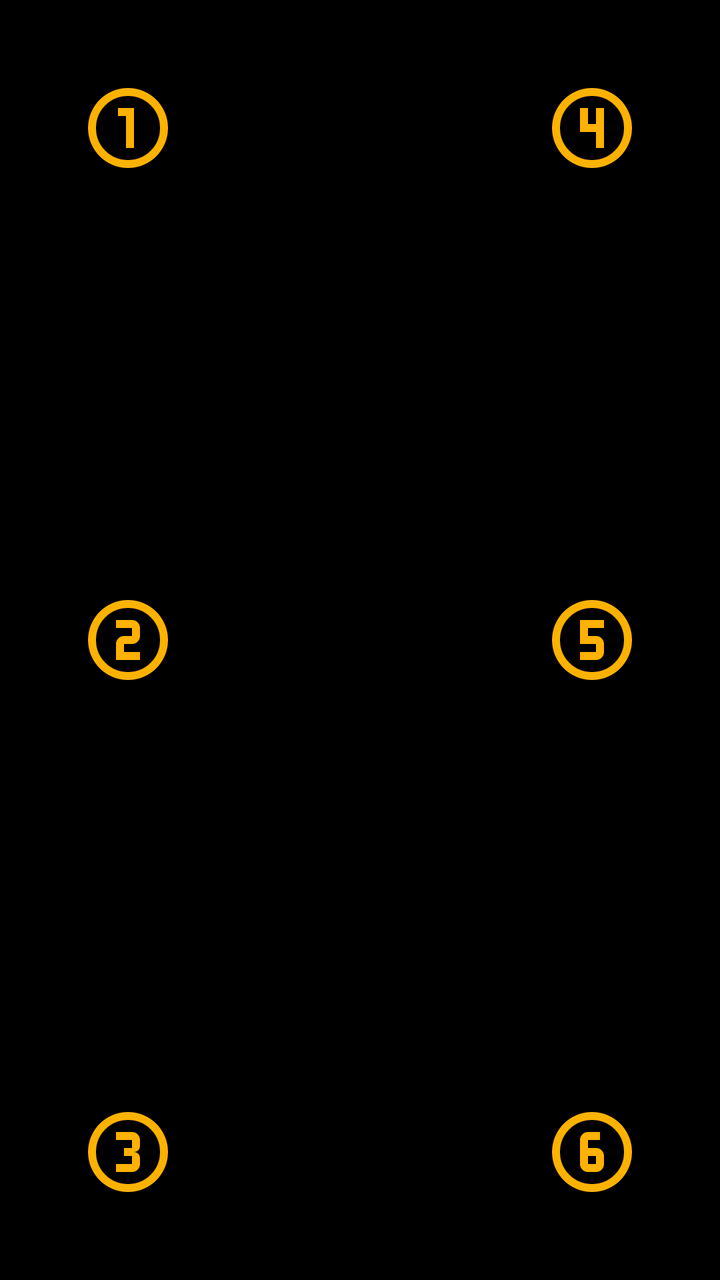
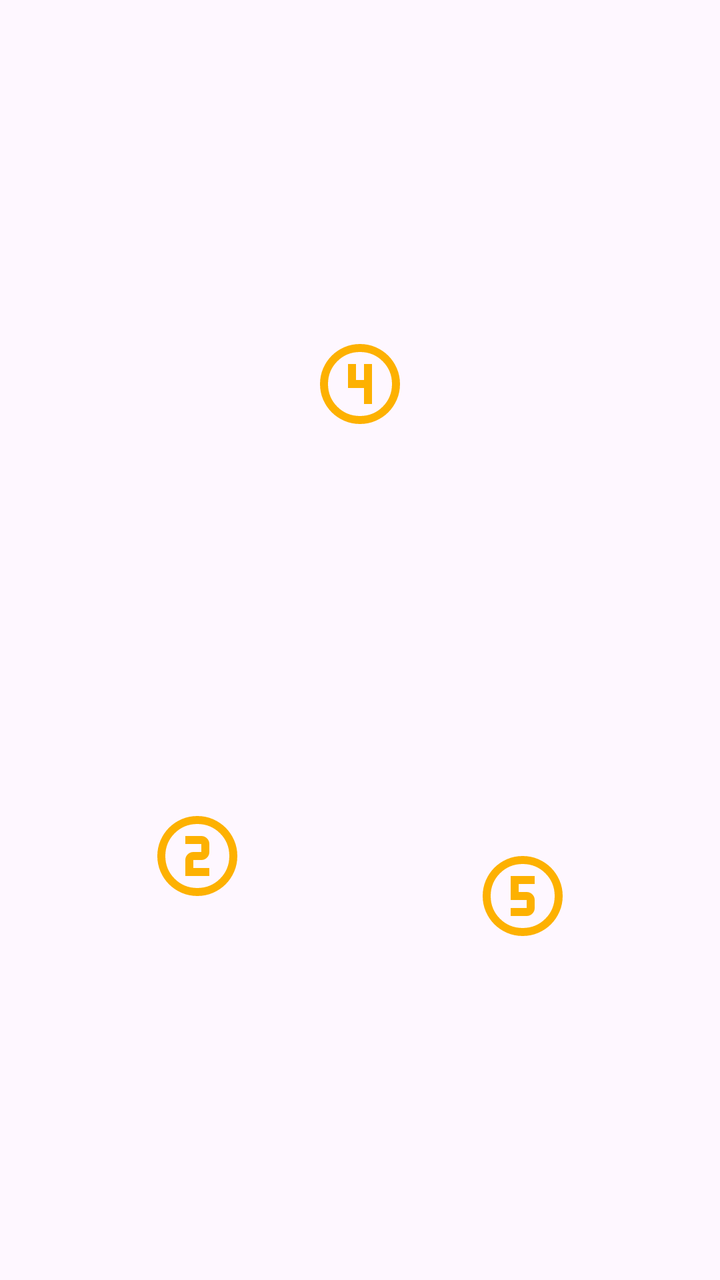

Screens rendered from an Android XML layout before and after an edit, with the pre-edit source and the edit as a unified diff.
<!-- AndroidManifest.xml: application theme Theme.Heroland -->
<!-- res/layout/layout_wood.xml -->
<?xml version="1.0" encoding="utf-8"?>
<FrameLayout xmlns:android="http://schemas.android.com/apk/res/android"
    android:layout_width="match_parent"
    android:layout_height="match_parent"
    android:layout_gravity="center_vertical"
    android:layout_marginStart="60dp"
    android:layout_marginTop="120dp"
    android:layout_marginEnd="60dp"
    android:background="@color/black"
    android:layout_marginBottom="120dp"
    android:id="@+id/layout_valley">
    

    <androidx.recyclerview.widget.RecyclerView
        android:id="@+id/rv_phases"
        android:layout_width="match_parent"
        android:layout_height="wrap_content"
        android:layout_gravity="top|start"
        android:elevation="1dp"
        android:visibility="gone" />

    <androidx.appcompat.widget.AppCompatImageView
        android:id="@+id/c1"
        style="@style/clearing"
        android:layout_gravity="top|start"
        android:background="@drawable/clearing_1" />

    <androidx.appcompat.widget.AppCompatImageView
        android:id="@+id/c4"
        style="@style/clearing"
        android:layout_gravity="top|end"
        android:background="@drawable/clearing_4" />

    <androidx.appcompat.widget.AppCompatImageView
        android:id="@+id/con1"
        style="@style/clearing"
        android:layout_width="match_parent"
        android:layout_gravity="top|center" />

    <androidx.appcompat.widget.AppCompatImageView
        android:id="@+id/c2"
        style="@style/clearing"
        android:layout_gravity="center|start"
        android:background="@drawable/clearing_2" />

    <androidx.appcompat.widget.AppCompatImageView
        android:id="@+id/c5"
        style="@style/clearing"
        android:layout_gravity="center|end"
        android:background="@drawable/clearing_5" />

    <androidx.appcompat.widget.AppCompatImageView
        android:id="@+id/con2"
        style="@style/clearing"
        android:layout_width="match_parent"
        android:layout_gravity="center|start" />

    <androidx.appcompat.widget.AppCompatImageView
        android:id="@+id/c3"
        style="@style/clearing"
        android:layout_gravity="bottom|start"
        android:background="@drawable/clearing_3" />

    <androidx.appcompat.widget.AppCompatImageView
        android:id="@+id/c6"
        style="@style/clearing"
        android:layout_gravity="bottom|end"
        android:background="@drawable/clearing_6" />

    <androidx.appcompat.widget.AppCompatImageView
        android:id="@+id/player"
        style="@style/clearing"
        android:layout_gravity="center|end"
        android:background="@drawable/img_amazon"
        android:visibility="gone" />

    <androidx.appcompat.widget.AppCompatImageView
        android:id="@+id/dwelling"
        style="@style/clearing"
        android:layout_gravity="center|end"
        android:background="@drawable/d_inn"
        android:visibility="gone" />

</FrameLayout>
<!-- resources referenced by this layout -->
<resources>
  <color name="black">#FF000000</color>
  <!-- drawable clearing_1 (drawable) -->
  <vector xmlns:android="http://schemas.android.com/apk/res/android" android:height="24dp" android:tint="#FDB101" android:viewportHeight="960" android:viewportWidth="960" android:width="24dp">
        
      <path android:fillColor="@android:color/white" android:pathData="M480,880Q397,880 324,848.5Q251,817 197,763Q143,709 111.5,636Q80,563 80,480Q80,397 111.5,324Q143,251 197,197Q251,143 324,111.5Q397,80 480,80Q563,80 636,111.5Q709,143 763,197Q817,251 848.5,324Q880,397 880,480Q880,563 848.5,636Q817,709 763,763Q709,817 636,848.5Q563,880 480,880ZM480,800Q614,800 707,707Q800,614 800,480Q800,346 707,253Q614,160 480,160Q346,160 253,253Q160,346 160,480Q160,614 253,707Q346,800 480,800ZM480,480Q480,480 480,480Q480,480 480,480Q480,480 480,480Q480,480 480,480Q480,480 480,480Q480,480 480,480Q480,480 480,480Q480,480 480,480ZM460,680L540,680L540,280L380,280L380,360L460,360L460,680Z"/>
      
  </vector>
  <!-- drawable clearing_3 (drawable) -->
  <vector xmlns:android="http://schemas.android.com/apk/res/android" android:height="24dp" android:tint="#FDB101" android:viewportHeight="960" android:viewportWidth="960" android:width="24dp">
        
      <path android:fillColor="@android:color/white" android:pathData="M480,880Q397,880 324,848.5Q251,817 197,763Q143,709 111.5,636Q80,563 80,480Q80,397 111.5,324Q143,251 197,197Q251,143 324,111.5Q397,80 480,80Q563,80 636,111.5Q709,143 763,197Q817,251 848.5,324Q880,397 880,480Q880,563 848.5,636Q817,709 763,763Q709,817 636,848.5Q563,880 480,880ZM480,800Q614,800 707,707Q800,614 800,480Q800,346 707,253Q614,160 480,160Q346,160 253,253Q160,346 160,480Q160,614 253,707Q346,800 480,800ZM480,480Q480,480 480,480Q480,480 480,480Q480,480 480,480Q480,480 480,480Q480,480 480,480Q480,480 480,480Q480,480 480,480Q480,480 480,480ZM360,680L520,680Q553,680 576.5,656.5Q600,633 600,600L600,540Q600,514 583,497Q566,480 540,480Q566,480 583,463Q600,446 600,420L600,360Q600,327 576.5,303.5Q553,280 520,280L360,280L360,360L520,360Q520,360 520,360Q520,360 520,360L520,440Q520,440 520,440Q520,440 520,440L440,440L440,520L520,520Q520,520 520,520Q520,520 520,520L520,600Q520,600 520,600Q520,600 520,600L360,600L360,680Z"/>
      
  </vector>
  <!-- drawable clearing_6 (drawable) -->
  <vector xmlns:android="http://schemas.android.com/apk/res/android" android:height="24dp" android:tint="#FDB101" android:viewportHeight="960" android:viewportWidth="960" android:width="24dp">
        
      <path android:fillColor="@android:color/white" android:pathData="M480,880Q397,880 324,848.5Q251,817 197,763Q143,709 111.5,636Q80,563 80,480Q80,397 111.5,324Q143,251 197,197Q251,143 324,111.5Q397,80 480,80Q563,80 636,111.5Q709,143 763,197Q817,251 848.5,324Q880,397 880,480Q880,563 848.5,636Q817,709 763,763Q709,817 636,848.5Q563,880 480,880ZM480,800Q614,800 707,707Q800,614 800,480Q800,346 707,253Q614,160 480,160Q346,160 253,253Q160,346 160,480Q160,614 253,707Q346,800 480,800ZM480,480Q480,480 480,480Q480,480 480,480Q480,480 480,480Q480,480 480,480Q480,480 480,480Q480,480 480,480Q480,480 480,480Q480,480 480,480ZM440,680L520,680Q553,680 576.5,656.5Q600,633 600,600L600,520Q600,487 576.5,463.5Q553,440 520,440L440,440L440,360Q440,360 440,360Q440,360 440,360L560,360L560,280L440,280Q407,280 383.5,303.5Q360,327 360,360L360,600Q360,633 383.5,656.5Q407,680 440,680ZM440,520L520,520Q520,520 520,520Q520,520 520,520L520,600Q520,600 520,600Q520,600 520,600L440,600Q440,600 440,600Q440,600 440,600L440,520Z"/>
      
  </vector>
  <!-- drawable d_inn: webp bitmap (drawable, 1364 bytes) -->
  <!-- drawable img_amazon: webp bitmap (drawable, 10188 bytes) -->
  <style name="Theme.Heroland" parent="Base.Theme.Heroland" />
  <string name="clearing">clearing</string>
  <color name="primary">#5F1B1A</color>
  <!-- unchanged entries left out for length: 5 -->
</resources>

<!-- the commit's change to res/layout/layout_wood.xml (unified diff, before → after) -->
@@ -1,84 +1,38 @@
 <?xml version="1.0" encoding="utf-8"?>
-<FrameLayout xmlns:android="http://schemas.android.com/apk/res/android"
+<androidx.constraintlayout.widget.ConstraintLayout xmlns:android="http://schemas.android.com/apk/res/android"
+    xmlns:app="http://schemas.android.com/apk/res-auto"
+    android:id="@+id/layout_valley"
     android:layout_width="match_parent"
     android:layout_height="match_parent"
-    android:layout_gravity="center_vertical"
-    android:layout_marginStart="60dp"
-    android:layout_marginTop="120dp"
-    android:layout_marginEnd="60dp"
-    android:background="@color/black"
-    android:layout_marginBottom="120dp"
-    android:id="@+id/layout_valley">
-    
-
-    <androidx.recyclerview.widget.RecyclerView
-        android:id="@+id/rv_phases"
-        android:layout_width="match_parent"
-        android:layout_height="wrap_content"
-        android:layout_gravity="top|start"
-        android:elevation="1dp"
-        android:visibility="gone" />
-
-    <androidx.appcompat.widget.AppCompatImageView
-        android:id="@+id/c1"
-        style="@style/clearing"
-        android:layout_gravity="top|start"
-        android:background="@drawable/clearing_1" />
+    android:background="@color/transparent">
 
     <androidx.appcompat.widget.AppCompatImageView
         android:id="@+id/c4"
         style="@style/clearing"
-        android:layout_gravity="top|end"
-        android:background="@drawable/clearing_4" />
-
-    <androidx.appcompat.widget.AppCompatImageView
-        android:id="@+id/con1"
-        style="@style/clearing"
-        android:layout_width="match_parent"
-        android:layout_gravity="top|center" />
+        android:background="@drawable/clearing_4"
+        app:layout_constraintBottom_toTopOf="@id/c5"
+        app:layout_constraintEnd_toEndOf="parent"
+        app:layout_constraintStart_toStartOf="parent"
+        app:layout_constraintTop_toTopOf="parent" />
 
     <androidx.appcompat.widget.AppCompatImageView
         android:id="@+id/c2"
         style="@style/clearing"
-        android:layout_gravity="center|start"
-        android:background="@drawable/clearing_2" />
+        android:background="@drawable/clearing_2"
+        app:layout_constraintBottom_toBottomOf="parent"
+        app:layout_constraintEnd_toStartOf="@id/c5"
+        app:layout_constraintStart_toStartOf="parent"
+        app:layout_constraintTop_toBottomOf="@id/c4" />
 
     <androidx.appcompat.widget.AppCompatImageView
         android:id="@+id/c5"
         style="@style/clearing"
         android:layout_gravity="center|end"
-        android:background="@drawable/clearing_5" />
+        android:background="@drawable/clearing_5"
+        app:layout_constraintBottom_toBottomOf="parent"
+        app:layout_constraintEnd_toEndOf="parent"
+        app:layout_constraintStart_toEndOf="@id/c2"
+        app:layout_constraintTop_toBottomOf="@id/c4" />
 
-    <androidx.appcompat.widget.AppCompatImageView
-        android:id="@+id/con2"
-        style="@style/clearing"
-        android:layout_width="match_parent"
-        android:layout_gravity="center|start" />
 
-    <androidx.appcompat.widget.AppCompatImageView
-        android:id="@+id/c3"
-        style="@style/clearing"
-        android:layout_gravity="bottom|start"
-        android:background="@drawable/clearing_3" />
-
-    <androidx.appcompat.widget.AppCompatImageView
-        android:id="@+id/c6"
-        style="@style/clearing"
-        android:layout_gravity="bottom|end"
-        android:background="@drawable/clearing_6" />
-
-    <androidx.appcompat.widget.AppCompatImageView
-        android:id="@+id/player"
-        style="@style/clearing"
-        android:layout_gravity="center|end"
-        android:background="@drawable/img_amazon"
-        android:visibility="gone" />
-
-    <androidx.appcompat.widget.AppCompatImageView
-        android:id="@+id/dwelling"
-        style="@style/clearing"
-        android:layout_gravity="center|end"
-        android:background="@drawable/d_inn"
-        android:visibility="gone" />
-
-</FrameLayout>
+</androidx.constraintlayout.widget.ConstraintLayout>
<!-- resource entries referenced after the edit -->
@@ -1,26 +1,6 @@
 <!-- resources referenced by this layout -->
 <resources>
-  <color name="black">#FF000000</color>
-  <!-- drawable clearing_1 (drawable) -->
-  <vector xmlns:android="http://schemas.android.com/apk/res/android" android:height="24dp" android:tint="#FDB101" android:viewportHeight="960" android:viewportWidth="960" android:width="24dp">
-        
-      <path android:fillColor="@android:color/white" android:pathData="M480,880Q397,880 324,848.5Q251,817 197,763Q143,709 111.5,636Q80,563 80,480Q80,397 111.5,324Q143,251 197,197Q251,143 324,111.5Q397,80 480,80Q563,80 636,111.5Q709,143 763,197Q817,251 848.5,324Q880,397 880,480Q880,563 848.5,636Q817,709 763,763Q709,817 636,848.5Q563,880 480,880ZM480,800Q614,800 707,707Q800,614 800,480Q800,346 707,253Q614,160 480,160Q346,160 253,253Q160,346 160,480Q160,614 253,707Q346,800 480,800ZM480,480Q480,480 480,480Q480,480 480,480Q480,480 480,480Q480,480 480,480Q480,480 480,480Q480,480 480,480Q480,480 480,480Q480,480 480,480ZM460,680L540,680L540,280L380,280L380,360L460,360L460,680Z"/>
-      
-  </vector>
-  <!-- drawable clearing_3 (drawable) -->
-  <vector xmlns:android="http://schemas.android.com/apk/res/android" android:height="24dp" android:tint="#FDB101" android:viewportHeight="960" android:viewportWidth="960" android:width="24dp">
-        
-      <path android:fillColor="@android:color/white" android:pathData="M480,880Q397,880 324,848.5Q251,817 197,763Q143,709 111.5,636Q80,563 80,480Q80,397 111.5,324Q143,251 197,197Q251,143 324,111.5Q397,80 480,80Q563,80 636,111.5Q709,143 763,197Q817,251 848.5,324Q880,397 880,480Q880,563 848.5,636Q817,709 763,763Q709,817 636,848.5Q563,880 480,880ZM480,800Q614,800 707,707Q800,614 800,480Q800,346 707,253Q614,160 480,160Q346,160 253,253Q160,346 160,480Q160,614 253,707Q346,800 480,800ZM480,480Q480,480 480,480Q480,480 480,480Q480,480 480,480Q480,480 480,480Q480,480 480,480Q480,480 480,480Q480,480 480,480Q480,480 480,480ZM360,680L520,680Q553,680 576.5,656.5Q600,633 600,600L600,540Q600,514 583,497Q566,480 540,480Q566,480 583,463Q600,446 600,420L600,360Q600,327 576.5,303.5Q553,280 520,280L360,280L360,360L520,360Q520,360 520,360Q520,360 520,360L520,440Q520,440 520,440Q520,440 520,440L440,440L440,520L520,520Q520,520 520,520Q520,520 520,520L520,600Q520,600 520,600Q520,600 520,600L360,600L360,680Z"/>
-      
-  </vector>
-  <!-- drawable clearing_6 (drawable) -->
-  <vector xmlns:android="http://schemas.android.com/apk/res/android" android:height="24dp" android:tint="#FDB101" android:viewportHeight="960" android:viewportWidth="960" android:width="24dp">
-        
-      <path android:fillColor="@android:color/white" android:pathData="M480,880Q397,880 324,848.5Q251,817 197,763Q143,709 111.5,636Q80,563 80,480Q80,397 111.5,324Q143,251 197,197Q251,143 324,111.5Q397,80 480,80Q563,80 636,111.5Q709,143 763,197Q817,251 848.5,324Q880,397 880,480Q880,563 848.5,636Q817,709 763,763Q709,817 636,848.5Q563,880 480,880ZM480,800Q614,800 707,707Q800,614 800,480Q800,346 707,253Q614,160 480,160Q346,160 253,253Q160,346 160,480Q160,614 253,707Q346,800 480,800ZM480,480Q480,480 480,480Q480,480 480,480Q480,480 480,480Q480,480 480,480Q480,480 480,480Q480,480 480,480Q480,480 480,480Q480,480 480,480ZM440,680L520,680Q553,680 576.5,656.5Q600,633 600,600L600,520Q600,487 576.5,463.5Q553,440 520,440L440,440L440,360Q440,360 440,360Q440,360 440,360L560,360L560,280L440,280Q407,280 383.5,303.5Q360,327 360,360L360,600Q360,633 383.5,656.5Q407,680 440,680ZM440,520L520,520Q520,520 520,520Q520,520 520,520L520,600Q520,600 520,600Q520,600 520,600L440,600Q440,600 440,600Q440,600 440,600L440,520Z"/>
-      
-  </vector>
-  <!-- drawable d_inn: webp bitmap (drawable, 1364 bytes) -->
-  <!-- drawable img_amazon: webp bitmap (drawable, 10188 bytes) -->
+  <color name="transparent">#00000000</color>
   <style name="Theme.Heroland" parent="Base.Theme.Heroland" />
   <string name="clearing">clearing</string>
   <color name="primary">#5F1B1A</color>
